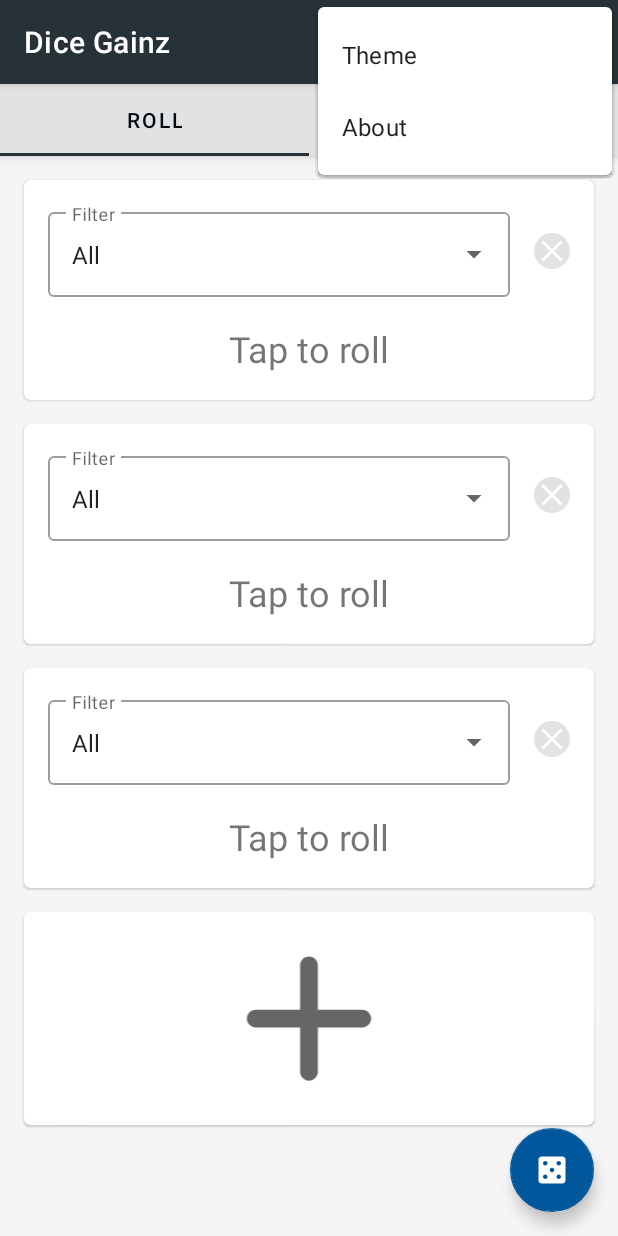
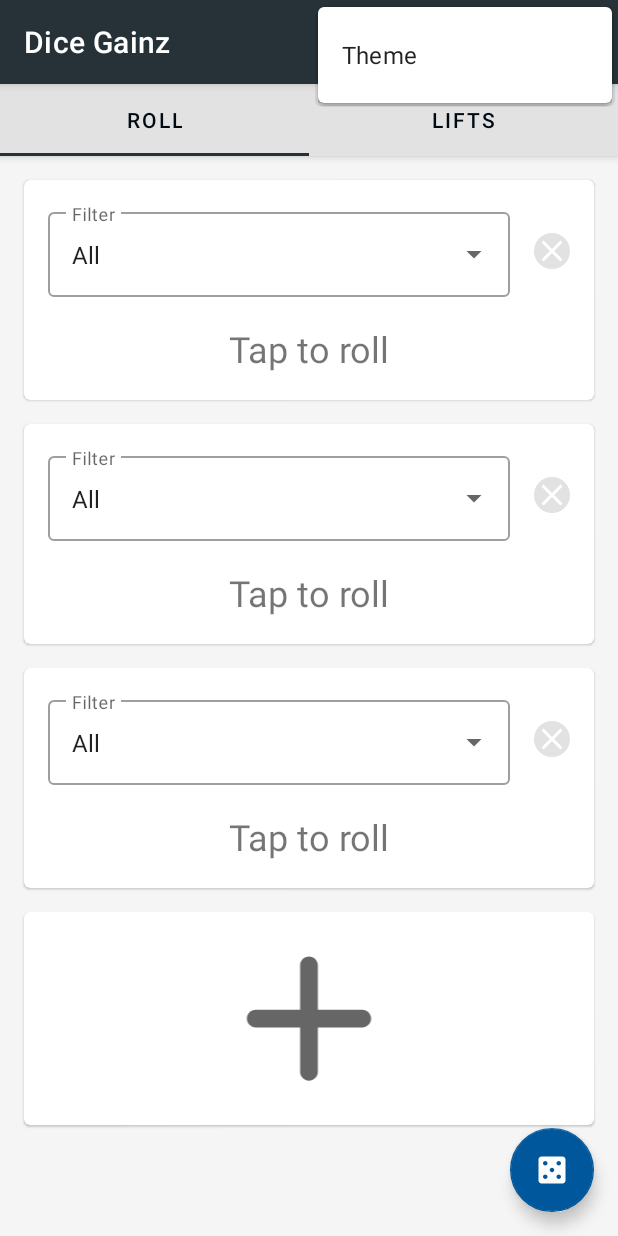
Before and after one commit to ramzan/DiceGainz, an Android app: the screen it shows after launch (MainActivity), with the options menu open, on a phone screen of 412 x 824 dp. Run offline under Robolectric (Android 15) with nearby library versions, the phone set to English and light mode, and no system bars; our stand-ins replace Room's generated code; 1 statement that could not run was skipped.

Commit message:
MainMenu: show about dialog item as action

```diff
--- a/app/src/main/java/com/nazmar/dicegainz/ui/main/MainFragment.kt
+++ b/app/src/main/java/com/nazmar/dicegainz/ui/main/MainFragment.kt
@@ -5,7 +5,6 @@ import android.view.LayoutInflater
 import android.view.View
 import android.view.ViewGroup
 import androidx.appcompat.content.res.AppCompatResources.getDrawable
-import androidx.core.view.get
 import androidx.fragment.app.activityViewModels
 import androidx.navigation.fragment.findNavController
 import androidx.viewpager2.widget.ViewPager2
@@ -84,9 +83,9 @@ class MainFragment : BaseFragment<MainFragmentBinding>() {
         }.attach()
 
         binding.mainToolbar.setOnMenuItemClickListener {
-            when (it) {
-                binding.mainToolbar.menu[0] -> showThemeDialog()
-                binding.mainToolbar.menu[1] -> showAboutDialog()
+            when (it.itemId) {
+                R.id.theme -> showThemeDialog()
+                R.id.about -> showAboutDialog()
                 else -> false
             }
         }
--- /dev/null
+++ b/app/src/main/res/drawable/ic_baseline_info_24.xml
@@ -0,0 +1,10 @@
+<vector xmlns:android="http://schemas.android.com/apk/res/android"
+    android:width="24dp"
+    android:height="24dp"
+    android:tint="?attr/colorControlNormal"
+    android:viewportWidth="24"
+    android:viewportHeight="24">
+    <path
+        android:fillColor="@android:color/white"
+        android:pathData="M12,2C6.48,2 2,6.48 2,12s4.48,10 10,10 10,-4.48 10,-10S17.52,2 12,2zM13,17h-2v-6h2v6zM13,9h-2L11,7h2v2z" />
+</vector>
--- a/app/src/main/res/menu/main_menu.xml
+++ b/app/src/main/res/menu/main_menu.xml
@@ -1,11 +1,16 @@
 <?xml version="1.0" encoding="utf-8"?>
-<menu xmlns:android="http://schemas.android.com/apk/res/android">
+<menu xmlns:android="http://schemas.android.com/apk/res/android"
+    xmlns:app="http://schemas.android.com/apk/res-auto">
     <item
+        android:id="@+id/about"
+        android:contentDescription="@string/about"
+        android:icon="@drawable/ic_baseline_info_24"
+        android:title="@string/about"
+        android:visible="true"
+        app:showAsAction="ifRoom" />
+    <item
+        android:id="@+id/theme"
         android:contentDescription="@string/theme"
         android:title="@string/theme"
         android:visible="true" />
-    <item
-        android:contentDescription="@string/about"
-        android:title="@string/about"
-        android:visible="true" />
 </menu>
--- a/app/src/main/res/values/strings.xml
+++ b/app/src/main/res/values/strings.xml
@@ -26,7 +26,7 @@
     <string name="light">Light</string>
     <string name="dark">Dark</string>
     <string name="system">System</string>
-    <string name="about_message"><a href="https://github.com/ramzan/dicegainz/">Source code</a>\n\nThis app is based on the <a href="https://redd.it/aqkdgo/">General Gainz</a> training method by <a href="https://swoleateveryheight.blogspot.com/">Cody Lefever</a>.</string>
+    <string name="about_message"><a href="https://github.com/ramzan/dicegainz/">Source code</a>\n\nThis app is based on the General Gainz training method by <a href="https://swoleateveryheight.blogspot.com/">Cody Lefever</a>.\n\nTo learn more, visit <a href="https://redd.it/aqkdgo/">https://redd.it/aqkdgo/</a>.</string>
     <string name="fab_description">Floating action button</string>
     <string name="add_card_description">Add roll card</string>
     <string name="delete_card_description">Delete roll card</string>
```
